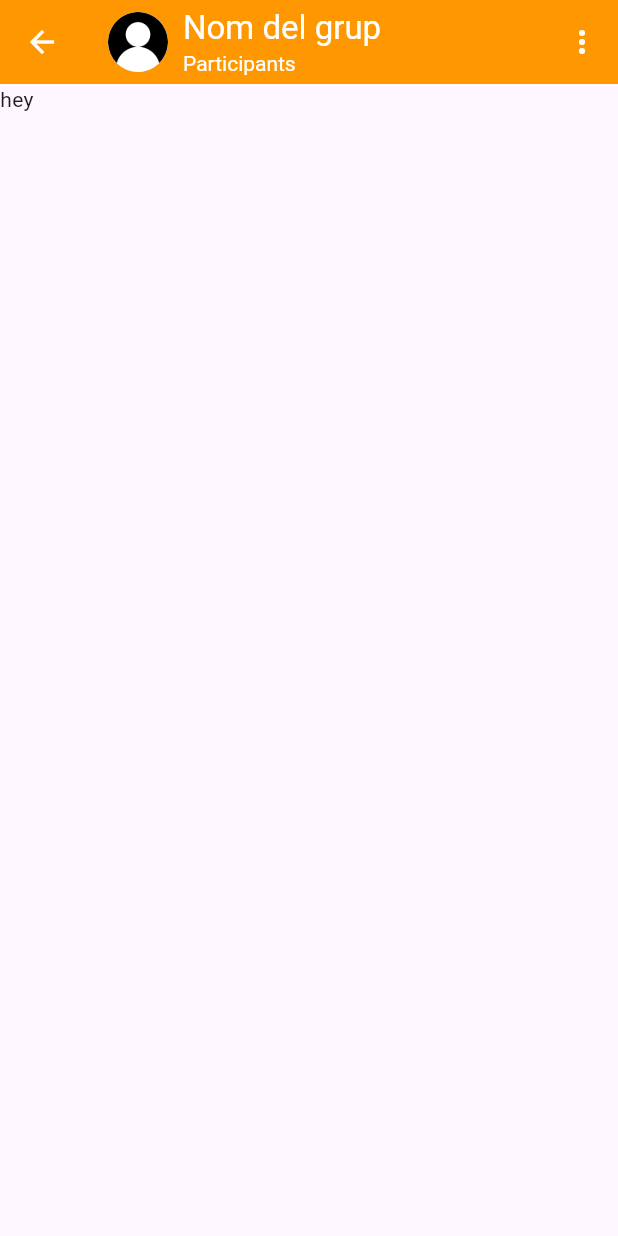
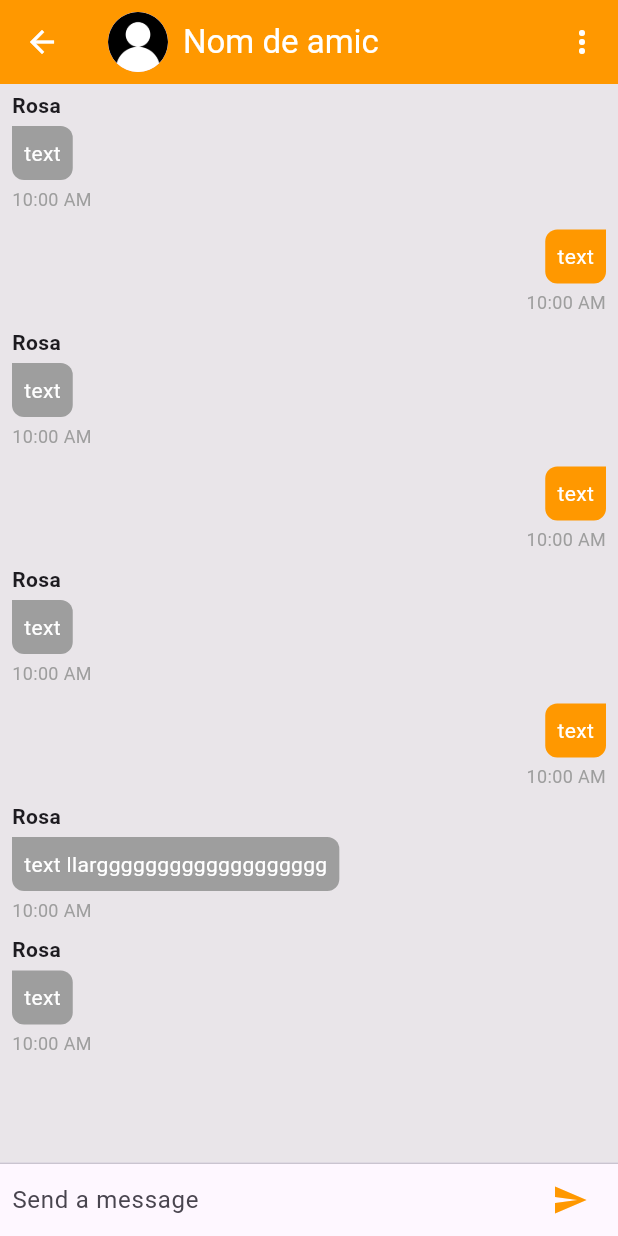
Before and after one commit to pes2324q2-gei-upc/CulturApp, a Flutter app: the XatAmicScreen screen opened directly with empty values, on a phone screen of 412 x 824 dp. Run offline on Flutter 3.47's test engine with Material 3 defaults, Android fonts, the phone set to English and light mode, and no system bars; our stand-ins replace cloud_firestore, firebase_auth, firebase_core, google_maps_flutter, google_nav_bar, hive and 2 more; accounts and stored records are empty; network calls fail; statements that could not run were skipped.

Commit message:
començat xat d'amics

```diff
--- /dev/null
+++ b/culturapp/lib/domain/models/message.dart
@@ -0,0 +1,6 @@
+class Message {
+  final String text;
+  final String sender;
+
+  Message({required this.text, required this.sender});
+}
--- a/culturapp/lib/presentacio/screens/xats/amics_screen.dart
+++ b/culturapp/lib/presentacio/screens/xats/amics_screen.dart
@@ -5,7 +5,8 @@ import "package:flutter/material.dart";
 class AmicsScreen extends StatefulWidget {
   final ControladorPresentacion controladorPresentacion;
 
-  const AmicsScreen({super.key, required this.controladorPresentacion});
+  const AmicsScreen({Key? key, required this.controladorPresentacion})
+      : super(key: key);
 
   @override
   State<AmicsScreen> createState() =>
--- a/culturapp/lib/presentacio/screens/xats/grups/xat_grup.dart
+++ b/culturapp/lib/presentacio/screens/xats/grups/xat_grup.dart
@@ -1,3 +1,4 @@
+import "package:culturapp/domain/models/message.dart";
 import "package:culturapp/presentacio/controlador_presentacio.dart";
 import "package:culturapp/presentacio/widgets/chat_bubble.dart";
 import "package:flutter/material.dart";
@@ -153,10 +154,3 @@ class _XatGrupScreen extends State<XatGrupScreen> {
     );
   }
 }
-
-class Message {
-  final String text;
-  final String sender;
-
-  Message({required this.text, required this.sender});
-}
--- a/culturapp/lib/presentacio/screens/xats/xat_amic.dart
+++ b/culturapp/lib/presentacio/screens/xats/xat_amic.dart
@@ -1,3 +1,4 @@
+import "package:culturapp/domain/models/message.dart";
 import "package:culturapp/presentacio/controlador_presentacio.dart";
 import "package:culturapp/presentacio/widgets/chat_bubble.dart";
 import "package:flutter/material.dart";
@@ -22,12 +23,60 @@ class _XatAmicScreen extends State<XatAmicScreen> {
     _controladorPresentacion = controladorPresentacion;
   }
 
+  final TextEditingController _controller = TextEditingController();
+
+  void _handleSubmitted(String text) {
+    _controller.clear();
+    setState(() {
+      missatges.insert(0, Message(text: text, sender: 'Me'));
+    });
+  }
+
+  List<Message> missatges = [
+    Message(text: 'text', sender: 'Rosa'),
+    Message(text: 'text llarggggggggggggggggggg', sender: 'Rosa'),
+    Message(text: 'text', sender: 'Me'),
+    Message(text: 'text', sender: 'Rosa'),
+    Message(text: 'text', sender: 'Me'),
+    Message(text: 'text', sender: 'Rosa'),
+    Message(text: 'text', sender: 'Me'),
+    Message(text: 'text', sender: 'Rosa'),
+  ];
+
   @override
   Widget build(BuildContext context) {
     return Scaffold(
       resizeToAvoidBottomInset: true,
       appBar: _buildAppBar(),
-      body: Text('hey'),
+      body: Column(
+        children: [
+          Expanded(
+            child: Container(
+              color: grisFluix,
+              alignment: Alignment.topCenter,
+              child: ListView.builder(
+                reverse: true,
+                shrinkWrap: true,
+                itemCount: missatges.length,
+                itemBuilder: (context, index) {
+                  return ChatBubble(
+                    userName: missatges[index].sender,
+                    message: missatges[index].text,
+                    time: "10:00 AM",
+                    //s'ha de tocar de tal manera que si soc jo l'usuari, es fiqui
+                    //a la dreta, mentre que si es qualsevol altre persona es fica a l'esquerra
+                  );
+                },
+              ),
+            ),
+          ),
+          const Divider(height: 1.0),
+          Container(
+            decoration: BoxDecoration(color: Theme.of(context).cardColor),
+            child: _BottomInputField(),
+          ),
+        ],
+      ),
     );
   }
 
@@ -51,15 +100,8 @@ class _XatAmicScreen extends State<XatAmicScreen> {
             crossAxisAlignment: CrossAxisAlignment.start,
             children: [
               Text(
-                'Nom del grup',
+                'Nom de amic',
                 style: TextStyle(color: Colors.white),
-              ),
-              Text(
-                'Participants',
-                style: TextStyle(
-                  color: Colors.white,
-                  fontSize: 14.0,
-                ),
               ),
             ],
           ),
@@ -78,4 +120,29 @@ class _XatAmicScreen extends State<XatAmicScreen> {
       ],
     );
   }
+
+  Widget _BottomInputField() {
+    return IconTheme(
+      data: IconThemeData(color: Colors.orange),
+      child: Container(
+        margin: EdgeInsets.symmetric(horizontal: 8.0),
+        child: Row(
+          children: <Widget>[
+            Flexible(
+              child: TextField(
+                controller: _controller,
+                onSubmitted: _handleSubmitted,
+                decoration:
+                    InputDecoration.collapsed(hintText: 'Send a message'),
+              ),
+            ),
+            IconButton(
+              icon: Icon(Icons.send),
+              onPressed: () => _handleSubmitted(_controller.text),
+            ),
+          ],
+        ),
+      ),
+    );
+  }
 }
```
